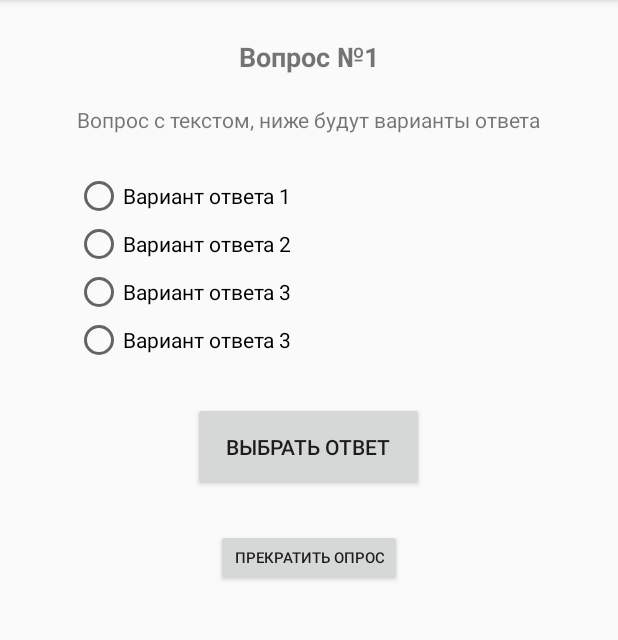
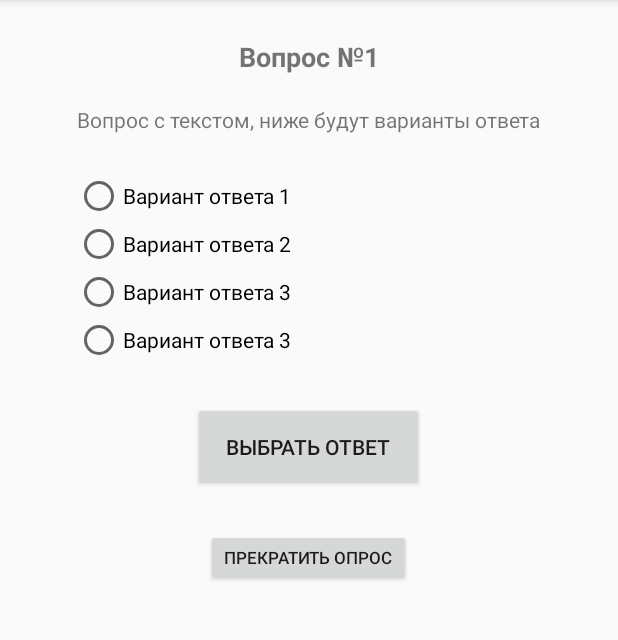
Before and after one commit to Dreamcatcher1125/Customer_survey, an Android app: the Question1 screen opened directly, with no data from a screen before it, on a phone screen of 412 x 824 dp, the part 84-724 px from its top. Run offline under Robolectric (Android 15) with nearby library versions, the phone set to English and light mode, and no system bars.

Commit message:
question1_layout_test

```diff
--- a/app/src/main/res/layout/activity_question1.xml
+++ b/app/src/main/res/layout/activity_question1.xml
@@ -97,7 +97,7 @@
             android:layout_marginBottom="25dp"
             android:onClick="back"
             android:text="@string/button_back"
-            android:textSize="10sp" />
+            android:textSize="11sp" />
 
 
     </RelativeLayout>
```
